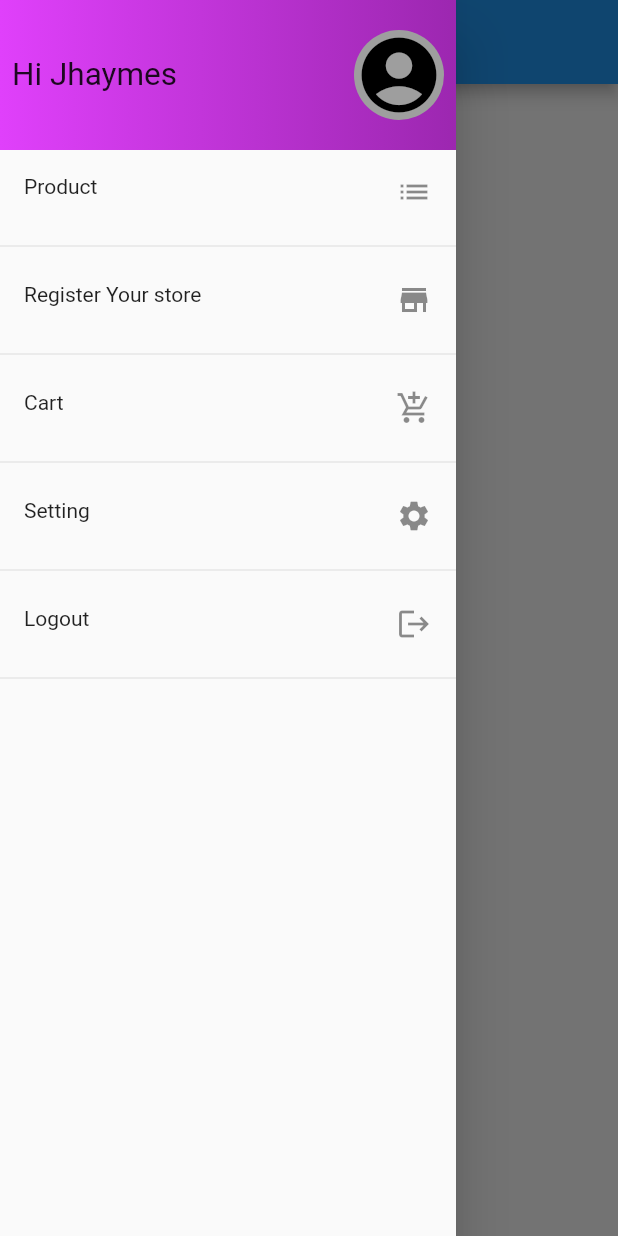
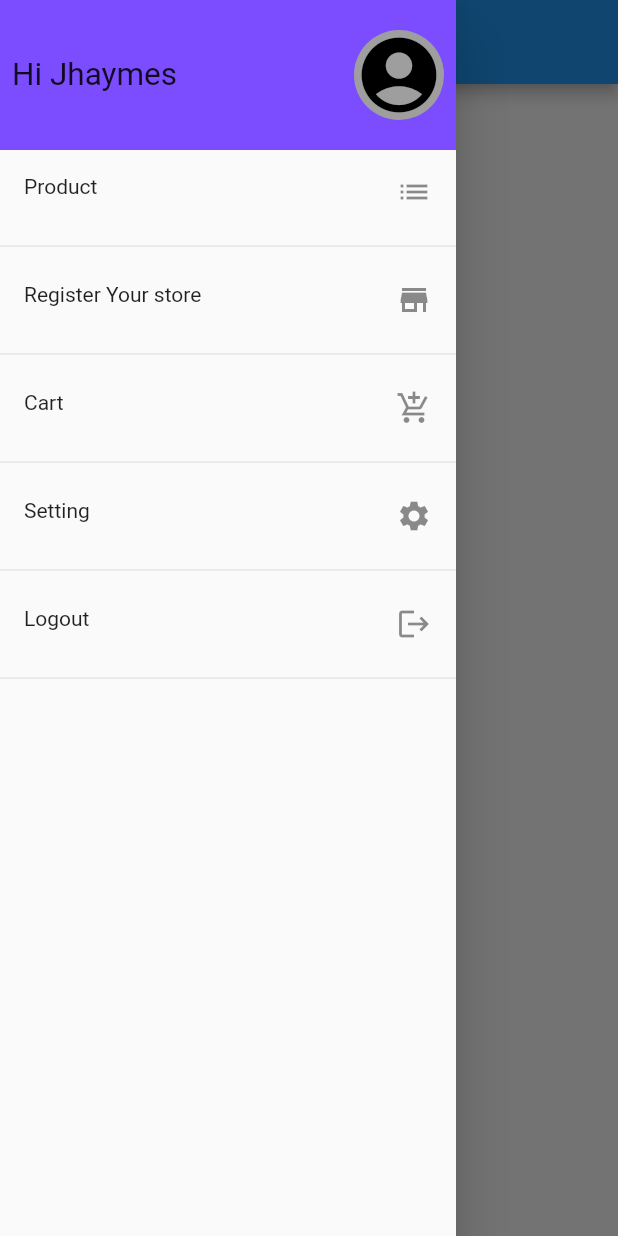
Before and after one commit to jhaym3s/fluterwave_challenge, a Flutter app: the CartScreen screen opened by its route, with the side drawer open, on a phone screen of 412 x 824 dp. Run offline on Flutter 3.47's test engine with Material 2 defaults, Android fonts, the phone set to English and light mode, and no system bars; network calls fail.

Commit message:
double container on the cart list

```diff
--- a/lib/main.dart
+++ b/lib/main.dart
@@ -1,5 +1,6 @@
 import 'package:flutter/material.dart';
 
+import './providers/product.dart';
 import './providers/cart.dart';
 import './providers/product_provider.dart';
 import './screens/cart_screen.dart';
@@ -18,9 +19,8 @@ class MyApp extends StatelessWidget {
   Widget build(BuildContext context) {
     return MultiProvider(
       providers: [
-        ChangeNotifierProvider(
-        create: (BuildContext context) => ProductsProvider(),
-        ),
+        ChangeNotifierProvider(create: (BuildContext context) => ProductsProvider(),),
+        ChangeNotifierProvider(create: (BuildContext context) => Product(),),
         ChangeNotifierProvider(create: (BuildContext context)=> Cart())
       ] ,
         child: MaterialApp(
--- a/lib/providers/cart.dart
+++ b/lib/providers/cart.dart
@@ -41,6 +41,8 @@ class Cart with ChangeNotifier{
         id: previousCartItem.id,price: previousCartItem.price,
        ),
       );
+    }else{
+      _cartItems.remove(productId);
     }
     notifyListeners();
   }
--- a/lib/screens/cart_screen.dart
+++ b/lib/screens/cart_screen.dart
@@ -1,5 +1,10 @@
 import 'package:flutter/material.dart';
+import 'package:flutter/rendering.dart';
 import 'package:provider/provider.dart';
+
+
+import '../providers/product_provider.dart';
+
 
 
 import '../widgets/cart_screen_item.dart';
@@ -11,25 +16,30 @@ class CartScreen extends StatelessWidget {
   static const routeName = "/cartScreen";
   @override
   Widget build(BuildContext context) {
+    final products = Provider.of<ProductsProvider>(context).products;
     final cart = Provider.of<Cart>(context);
     return Scaffold(
       appBar: AppBar(),
       body:cart.cartItems.isEmpty? Center(
         child: Column(
+          mainAxisAlignment: MainAxisAlignment.center,
           children: [
             Icon(Icons.remove_shopping_cart_outlined,
-              size: 50,color: Colors.blueGrey,),
+              size: 80,color: Colors.blueGrey,),
           ],
         ),
       ): Column(
         children: [
           Expanded(child: ListView.builder(
-            itemBuilder: (context,index)=> CartScreenItem(
-              title: cart.cartItems.values.toList()[index].title,
-              cartId: cart.cartItems.values.toList()[index].id,
-              productId: cart.cartItems.keys.toList()[index],
-            price: cart.cartItems.values.toList()[index].price,
-              quantity: cart.cartItems.values.toList()[index].quantity,
+            itemBuilder: (context,index)=> ChangeNotifierProvider.value(
+              value: products[index],
+              child: CartScreenItem(
+                title: cart.cartItems.values.toList()[index].title,
+                cartId: cart.cartItems.values.toList()[index].id,
+                productId: cart.cartItems.keys.toList()[index],
+              price: cart.cartItems.values.toList()[index].price,
+                quantity: cart.cartItems.values.toList()[index].quantity,
+              ),
             ),
             itemCount: cart.cartItems.length,
           )),
--- a/lib/widgets/custom_drawer.dart
+++ b/lib/widgets/custom_drawer.dart
@@ -31,13 +31,7 @@ class CustomDrawer extends StatelessWidget {
       child: Column(
         children: [
           Container(
-            decoration: BoxDecoration(
-              gradient: LinearGradient(
-                colors: [
-                  Colors.purpleAccent,Colors.purple
-                ]
-              )
-            ),
+            color: Colors.deepPurpleAccent,
             height: 100,
             child: Padding(
               padding: const EdgeInsets.all(8.0),
```
Also changed, not shown: lib/screens/product_overview.dart (+8 -0 lines), lib/widgets/cart_screen_item.dart (+44 -16 lines).
